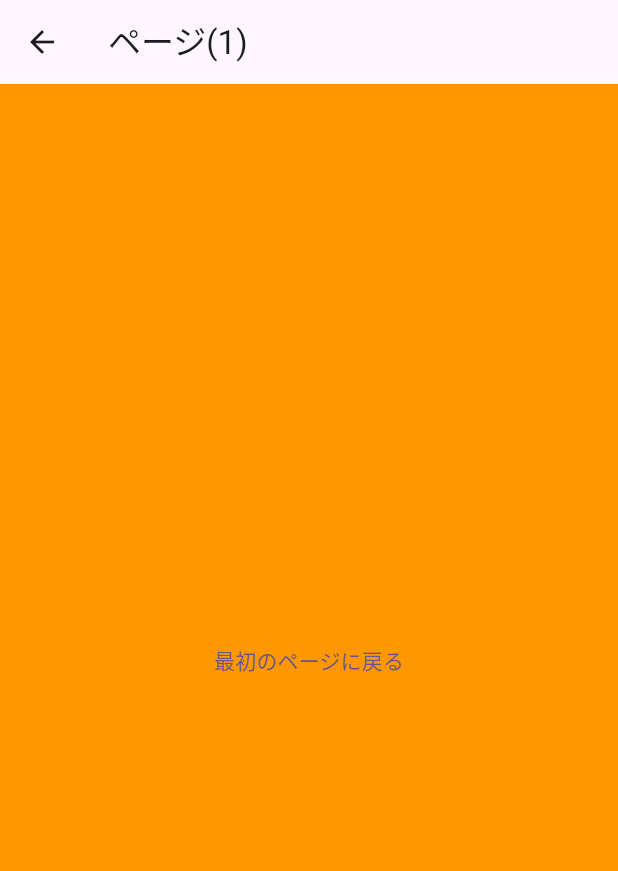
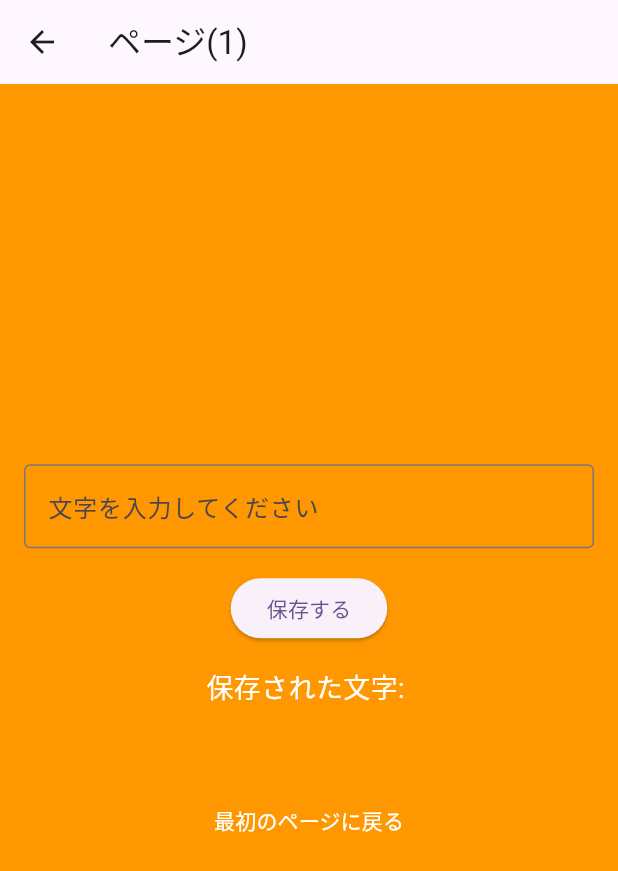
Before and after one commit to yaginumakippei/flutter_application_1, a Flutter app: the screen it shows after launch, after a tap on "1ページ目に遷移する", on a phone screen of 412 x 824 dp. Shown: the top 871 px of the screen. Run offline on Flutter 3.47's test engine with Material 3 defaults, Android fonts, the phone set to English and light mode, and no system bars; our stand-ins replace audioplayers.

Commit message:
機能追加

```diff
--- a/lib/kippeifirstpage.dart
+++ b/lib/kippeifirstpage.dart
@@ -1,23 +1,79 @@
 import 'package:flutter/material.dart';
-import 'package:flutter_application_1/secondpage.dart';
+import 'package:audioplayers/audioplayers.dart';
 
-class KippeifirstPage extends StatelessWidget {
+class KippeifirstPage extends StatefulWidget {
+  @override
+  _KippeifirstPageState createState() => _KippeifirstPageState();
+}
+
+class _KippeifirstPageState extends State<KippeifirstPage> {
+  final TextEditingController _controller = TextEditingController();
+  final AudioPlayer _audioPlayer = AudioPlayer();
+  String _savedText = "";
+  bool _showMedia = false;
+
+  @override
+  void dispose() {
+    _controller.dispose();
+    _audioPlayer.dispose();
+    super.dispose();
+  }
+
+  void _handleSave() async {
+    final input = _controller.text;
+    setState(() {
+      _savedText = input;
+      _showMedia = input == "高田健志"; // 条件をチェック
+    });
+
+    if (_showMedia) {
+      await _audioPlayer.play(AssetSource('audio/takada_kenshi_zanarkand.mp3'));
+    } else {
+      await _audioPlayer.stop();
+    }
+  }
+
   @override
   Widget build(BuildContext context) {
     return Scaffold(
-      appBar: AppBar(
-        title: Text("ページ(1)"),
-      ),
-      body: Center(
-        child: TextButton(
-          child: Text("最初のページに戻る"),
-          onPressed: () {
-            // 現在のページをポップして前のページに戻る
-            Navigator.pop(context);
-          },
+      appBar: AppBar(title: Text("ページ(1)")),
+      backgroundColor: Colors.orange,
+      body: Padding(
+        padding: const EdgeInsets.all(16.0),
+        child: Column(
+          mainAxisAlignment: MainAxisAlignment.center,
+          children: [
+            TextField(
+              controller: _controller,
+              decoration: InputDecoration(
+                labelText: '文字を入力してください',
+                border: OutlineInputBorder(),
+              ),
+            ),
+            SizedBox(height: 16),
+            ElevatedButton(
+              onPressed: _handleSave,
+              child: Text('保存する'),
+            ),
+            SizedBox(height: 16),
+            Text(
+              '保存された文字: $_savedText',
+              style: TextStyle(fontSize: 18, color: Colors.white),
+            ),
+            SizedBox(height: 20),
+            if (_showMedia) ...[
+              Image.asset('assets/images/takada.jpg',  width: double.infinity, height: 200),
+              SizedBox(height: 10),
+              Text('🎵 音楽を再生中 🎵', style: TextStyle(color: Colors.white)),
+            ],
+            SizedBox(height: 30),
+            TextButton(
+              onPressed: () => Navigator.pop(context),
+              child: Text("最初のページに戻る", style: TextStyle(color: Colors.white)),
+            ),
+          ],
         ),
       ),
-      backgroundColor: Colors.orange, // 背景色をオレンジに設定
     );
   }
 }
--- a/lib/kippeihomepage.dart
+++ b/lib/kippeihomepage.dart
@@ -12,6 +12,10 @@ class Kippeihomepage extends StatelessWidget {
         color: Colors.green,  // 背景色を緑に変更
         child: Center(
           child: TextButton(
+            style: TextButton.styleFrom(
+    side: BorderSide(color: Colors.white, width: 2), // 枠線の色と太さ
+    padding: EdgeInsets.symmetric(horizontal: 20, vertical: 10), // 余白の調整（任意）
+     ),
             child: Text(
               "1ページ目に遷移する",
               style: TextStyle(
--- a/lib/main.dart
+++ b/lib/main.dart
@@ -1,6 +1,5 @@
 import 'package:flutter/material.dart';
 //import 'package:flutter_application_1/homepage.dart';
-import 'package:flutter_application_1/MainPageWidget.dart';
 import 'package:flutter_application_1/kippeihomepage.dart';
 
 void main() {
```
Also changed, not shown: pubspec.yaml (+11 -77 lines), assets/images/takada.jpg (added), pubspec.lock, 1 other file.
